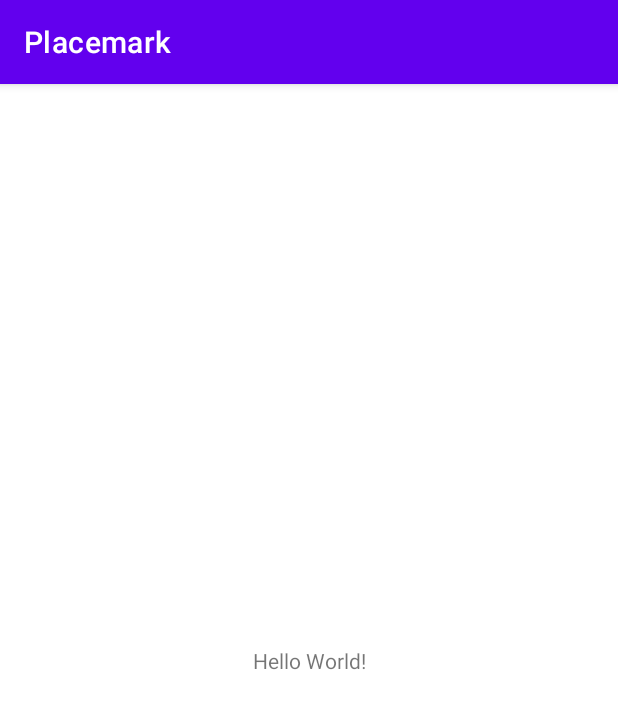
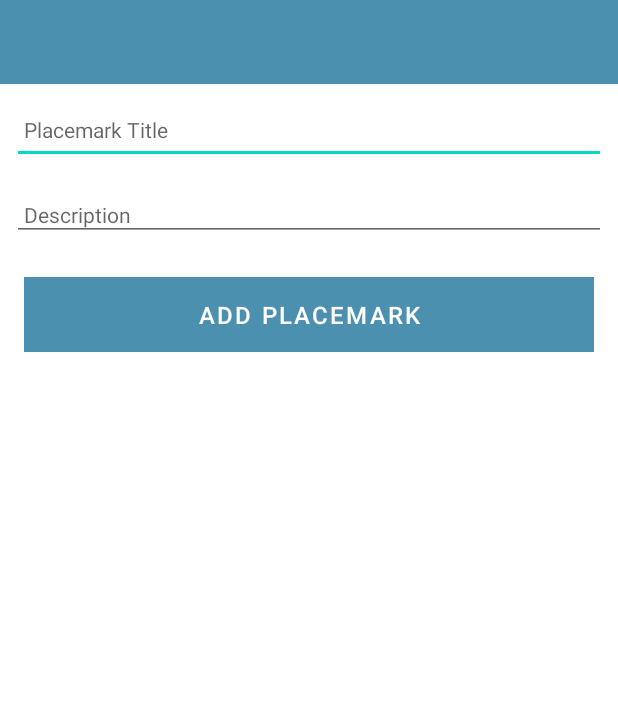
Before and after one commit to Berncat/PlacemarkMobile, an Android app: the screen it shows after launch (MainActivity before the commit, PlacemarkActivity after it), on a phone screen of 412 x 824 dp. Shown: the top 709 px of the screen. Run offline under Robolectric (Android 15) with nearby library versions, the phone set to English and light mode, and no system bars; our stand-ins replace Timber; 1 statement that could not run was skipped.

Commit message:
Second Commit

```diff
--- a/app/build.gradle
+++ b/app/build.gradle
@@ -14,6 +14,10 @@ android {
         versionName "1.0"
 
         testInstrumentationRunner "androidx.test.runner.AndroidJUnitRunner"
+    }
+
+    buildFeatures {
+        viewBinding true
     }
 
     buildTypes {
@@ -33,10 +37,11 @@ android {
 
 dependencies {
 
-    implementation 'androidx.core:core-ktx:1.7.0'
-    implementation 'androidx.appcompat:appcompat:1.3.0'
+    implementation 'androidx.core:core-ktx:1.6.0'
+    implementation 'androidx.appcompat:appcompat:1.3.1'
     implementation 'com.google.android.material:material:1.4.0'
-    implementation 'androidx.constraintlayout:constraintlayout:2.0.4'
+    implementation 'androidx.constraintlayout:constraintlayout:2.1.0'
+    implementation 'com.github.ajalt:timberkt:1.5.1'
     testImplementation 'junit:junit:4.13.2'
     androidTestImplementation 'androidx.test.ext:junit:1.1.3'
     androidTestImplementation 'androidx.test.espresso:espresso-core:3.4.0'
--- a/app/src/main/AndroidManifest.xml
+++ b/app/src/main/AndroidManifest.xml
@@ -14,7 +14,7 @@
         android:theme="@style/Theme.Placemark"
         tools:targetApi="31">
         <activity
-            android:name=".MainActivity"
+            android:name=".activities.PlacemarkActivity"
             android:exported="true">
             <intent-filter>
                 <action android:name="android.intent.action.MAIN" />
--- a/app/src/main/java/com/example/placemark/MainActivity.kt
+++ /dev/null
@@ -1,13 +0,0 @@
-
-
-package com.example.placemark
-
-import androidx.appcompat.app.AppCompatActivity
-import android.os.Bundle
-
-class MainActivity : AppCompatActivity() {
-    override fun onCreate(savedInstanceState: Bundle?) {
-        super.onCreate(savedInstanceState)
-        setContentView(R.layout.activity_main)
-    }
-}
--- /dev/null
+++ b/app/src/main/java/com/example/placemark/activities/PlacemarkActivity.kt
@@ -0,0 +1,41 @@
+
+
+package com.example.placemark.activities
+
+import androidx.appcompat.app.AppCompatActivity
+import android.os.Bundle
+import com.example.placemark.databinding.ActivityPlacemarkBinding
+import com.example.placemark.models.PlacemarkModel
+import com.google.android.material.snackbar.Snackbar
+import timber.log.Timber
+import timber.log.Timber.i
+
+class PlacemarkActivity : AppCompatActivity() {
+
+    private lateinit var binding: ActivityPlacemarkBinding
+    var placemark = PlacemarkModel()
+    val placemarks = ArrayList<PlacemarkModel>()
+
+    override fun onCreate(savedInstanceState: Bundle?) {
+        super.onCreate(savedInstanceState)
+        binding = ActivityPlacemarkBinding.inflate(layoutInflater)
+        setContentView(binding.root)
+        Timber.plant(Timber.DebugTree())
+        i("Placemark Activity started...")
+
+        binding.btnAdd.setOnClickListener() {
+            placemark.title = binding.placemarkTitle.text.toString()
+            placemark.description = binding.description.text.toString()
+            if (placemark.title.isNotEmpty()) {
+                placemarks.add(placemark.copy())
+                i("add Button Pressed: ${placemark}")
+                for (i in placemarks.indices)
+                { i("Placemark[$i]:${this.placemarks[i]}") }
+            }
+            else {
+                Snackbar.make(it,"Please Enter a title", Snackbar.LENGTH_LONG)
+                    .show()
+            }
+        }
+    }
+}
--- /dev/null
+++ b/app/src/main/java/com/example/placemark/models/PlacemarkModel.kt
@@ -0,0 +1,4 @@
+package com.example.placemark.models
+
+data class PlacemarkModel(var title: String = "",
+                          var description: String = "")
--- a/app/src/main/res/layout/activity_main.xml
+++ /dev/null
@@ -1,18 +0,0 @@
-<?xml version="1.0" encoding="utf-8"?>
-<androidx.constraintlayout.widget.ConstraintLayout xmlns:android="http://schemas.android.com/apk/res/android"
-    xmlns:app="http://schemas.android.com/apk/res-auto"
-    xmlns:tools="http://schemas.android.com/tools"
-    android:layout_width="match_parent"
-    android:layout_height="match_parent"
-    tools:context=".MainActivity">
-
-    <TextView
-        android:layout_width="wrap_content"
-        android:layout_height="wrap_content"
-        android:text="Hello World!"
-        app:layout_constraintBottom_toBottomOf="parent"
-        app:layout_constraintEnd_toEndOf="parent"
-        app:layout_constraintStart_toStartOf="parent"
-        app:layout_constraintTop_toTopOf="parent" />
-
-</androidx.constraintlayout.widget.ConstraintLayout>
--- /dev/null
+++ b/app/src/main/res/layout/activity_placemark.xml
@@ -0,0 +1,86 @@
+<?xml version="1.0" encoding="utf-8"?>
+<androidx.constraintlayout.widget.ConstraintLayout
+    xmlns:android="http://schemas.android.com/apk/res/android"
+    xmlns:app="http://schemas.android.com/apk/res-auto"
+    xmlns:tools="http://schemas.android.com/tools"
+    android:layout_width="match_parent"
+    android:layout_height="match_parent"
+    tools:context="com.example.placemark.activities.PlacemarkActivity">
+
+    <RelativeLayout
+        android:layout_width="match_parent"
+        android:layout_height="wrap_content"
+        app:layout_constraintBottom_toBottomOf="parent"
+        app:layout_constraintTop_toTopOf="parent">
+
+        <com.google.android.material.appbar.AppBarLayout
+            android:id="@+id/appBarLayout"
+            android:layout_width="match_parent"
+            android:layout_height="wrap_content"
+            android:background="@color/colorAccent"
+            android:fitsSystemWindows="true"
+            app:elevation="0dip"
+            app:theme="@style/ThemeOverlay.AppCompat.Dark.ActionBar">
+
+            <androidx.appcompat.widget.Toolbar
+                android:id="@+id/toolbarAdd"
+                android:layout_width="match_parent"
+                android:layout_height="wrap_content"
+                app:titleTextColor="@color/colorPrimary" />
+        </com.google.android.material.appbar.AppBarLayout>
+
+        <ScrollView
+            android:layout_width="match_parent"
+            android:layout_height="match_parent"
+            android:layout_below="@id/appBarLayout"
+            android:fillViewport="true">
+
+            <LinearLayout
+                android:layout_width="match_parent"
+                android:layout_height="wrap_content"
+                android:orientation="vertical">
+
+                <EditText
+                    android:id="@+id/placemarkTitle"
+                    android:layout_width="match_parent"
+                    android:layout_height="45dp"
+                    android:layout_margin="8dp"
+                    android:autofillHints=""
+                    android:hint="@string/hint_placemarkTitle"
+                    android:inputType="text"
+                    android:maxLength="25"
+                    android:maxLines="1"
+                    android:padding="8dp"
+                    android:textColor="@color/colorPrimaryDark"
+                    android:textSize="14sp" />
+
+                <EditText
+                    android:id="@+id/description"
+                    android:layout_width="match_parent"
+                    android:layout_height="wrap_content"
+                    android:layout_margin="8dp"
+                    android:hint="@string/hint_placemarkDescription"
+                    android:inputType="text"
+                    android:maxLength="25"
+                    android:maxLines="1"
+                    android:padding="8dp"
+                    android:textColor="@color/colorPrimaryDark"
+                    android:textSize="14sp" />
+
+                <Button
+                    android:id="@+id/btnAdd"
+                    android:layout_width="match_parent"
+                    android:layout_height="wrap_content"
+                    android:layout_margin="16dp"
+                    android:background="@color/colorAccent"
+                    android:paddingTop="8dp"
+                    android:paddingBottom="8dp"
+                    android:stateListAnimator="@null"
+                    android:text="@string/button_addPlacemark"
+                    android:textColor="@color/colorPrimary"
+                    android:textSize="16sp" />
+            </LinearLayout>
+        </ScrollView>
+
+    </RelativeLayout>
+</androidx.constraintlayout.widget.ConstraintLayout>
--- a/app/src/main/res/values/colors.xml
+++ b/app/src/main/res/values/colors.xml
@@ -7,4 +7,7 @@
     <color name="teal_700">#FF018786</color>
     <color name="black">#FF000000</color>
     <color name="white">#FFFFFFFF</color>
+    <color name="colorPrimary">#FFFFFF</color>
+    <color name="colorPrimaryDark">#000000</color>
+    <color name="colorAccent">#4c90af</color>
 </resources>
--- a/app/src/main/res/values/strings.xml
+++ b/app/src/main/res/values/strings.xml
@@ -1,3 +1,6 @@
 <resources>
     <string name="app_name">Placemark</string>
+    <string name="button_addPlacemark">Add Placemark</string>
+    <string name="hint_placemarkTitle">Placemark Title</string>
+    <string name="hint_placemarkDescription">Description </string>
 </resources>
--- a/app/src/main/res/values/themes.xml
+++ b/app/src/main/res/values/themes.xml
@@ -1,9 +1,9 @@
 <resources xmlns:tools="http://schemas.android.com/tools">
     <!-- Base application theme. -->
-    <style name="Theme.Placemark" parent="Theme.MaterialComponents.DayNight.DarkActionBar">
+    <style name="Theme.Placemark" parent="Theme.MaterialComponents.DayNight.NoActionBar">
         <!-- Primary brand color. -->
-        <item name="colorPrimary">@color/purple_500</item>
-        <item name="colorPrimaryVariant">@color/purple_700</item>
+        <item name="colorPrimary">@color/colorAccent</item>
+        <item name="colorPrimaryVariant">@color/colorPrimaryDark</item>
         <item name="colorOnPrimary">@color/white</item>
         <!-- Secondary brand color. -->
         <item name="colorSecondary">@color/teal_200</item>
```
